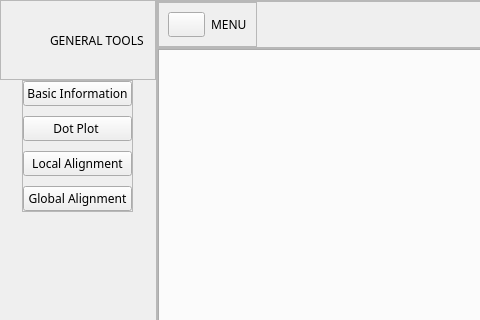
Old version of the form ui/main_window.ui in the repository bryancastillo10/BioBytes-PairSync; both pictures show x 0 to 480 and y 0 to 320 of the 1297 by 700 pixel window.
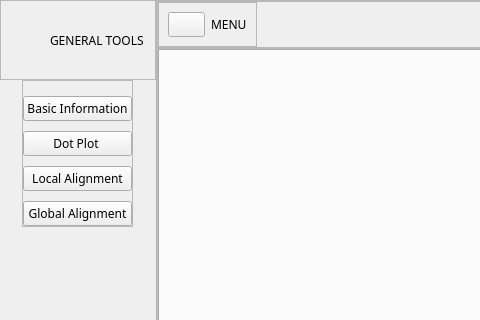
New version of the form. Icons and pictures are not drawn.

```diff
--- a/ui/main_window.ui
+++ b/ui/main_window.ui
@@ -154,7 +154,7 @@
            <number>0</number>
           </property>
           <property name="topMargin">
-           <number>0</number>
+           <number>15</number>
           </property>
           <property name="rightMargin">
            <number>0</number>
```
